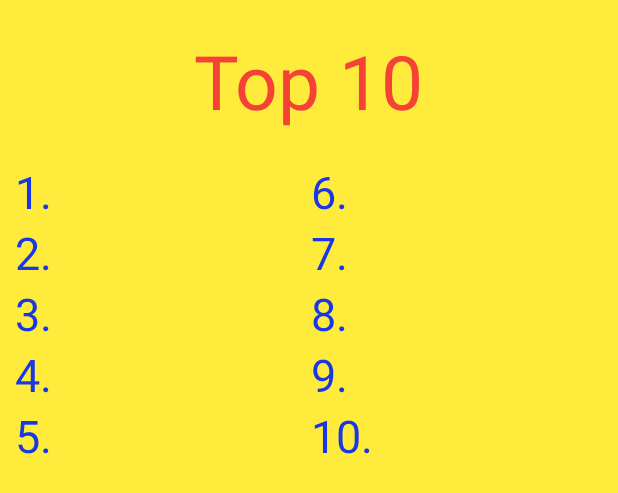
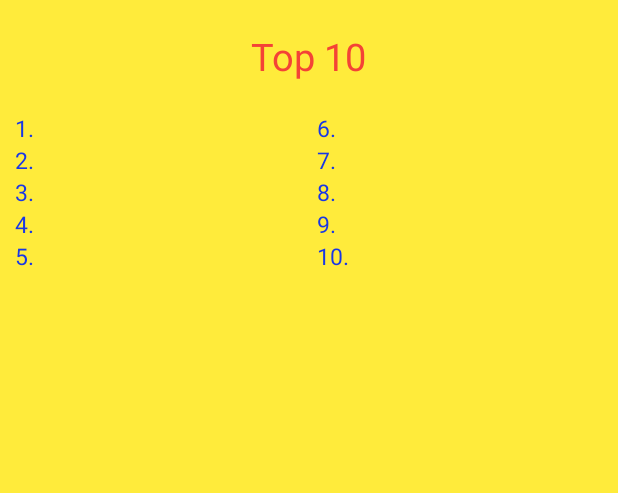
Before and after one commit to nadav1996700/WarGame, an Android app: the layout fragment_top10.xml on its own in the app's theme, with its tools: preview values and no code run, on a phone screen of 412 x 824 dp. Shown: the top 493 px of the screen. Run offline under Robolectric (Android 15) with nearby library versions, the phone set to English and light mode, and no system bars.

```diff
--- a/app/src/main/AndroidManifest.xml
+++ b/app/src/main/AndroidManifest.xml
@@ -49,7 +49,7 @@
         <activity
             android:name="com.example.wargame_v2.Activities.Activity_Rank"
             android:configChanges="orientation|keyboardHidden|screenSize"
-            android:screenOrientation="sensorLandscape" />
+            android:screenOrientation="portrait" />
     </application>
 
 </manifest>
--- a/app/src/main/java/com/example/wargame_v2/Activities/Activity_Game.java
+++ b/app/src/main/java/com/example/wargame_v2/Activities/Activity_Game.java
@@ -408,7 +408,7 @@ public class Activity_Game extends AppCompatActivity {
 
     private void getCurrentLocation() {
         fusedLocationProviderClient = LocationServices.getFusedLocationProviderClient(this);
-        fetchLastLocation();//k
+        fetchLastLocation();
     }
 
     private void fetchLastLocation() {
--- a/app/src/main/java/com/example/wargame_v2/Activities/Activity_Rank.java
+++ b/app/src/main/java/com/example/wargame_v2/Activities/Activity_Rank.java
@@ -20,6 +20,7 @@ public class Activity_Rank extends AppCompatActivity {
     }
 
     private void initFragments() {
+
         Fragment_Map fragment_map = Fragment_Map.newInstance();
         FragmentTransaction transaction = getSupportFragmentManager().beginTransaction();
         transaction.replace(R.id.rank_LAY_map, fragment_map);
@@ -28,6 +29,6 @@ public class Activity_Rank extends AppCompatActivity {
         Fragment_top10 fragment_top10 = Fragment_top10.newInstance();
         FragmentTransaction transaction2 = getSupportFragmentManager().beginTransaction();
         transaction2.replace(R.id.rank_LAY_list, fragment_top10);
-        transaction.commit();
+        transaction2.commit();
     }
 }
--- a/app/src/main/res/layout/activity_rank.xml
+++ b/app/src/main/res/layout/activity_rank.xml
@@ -4,8 +4,6 @@
     xmlns:tools="http://schemas.android.com/tools"
     android:layout_width="match_parent"
     android:layout_height="match_parent"
-    android:gravity="center_horizontal"
-    android:padding="16dp"
     android:orientation="vertical"
     tools:context="com.example.wargame_v2.Activities.Activity_Rank">
 
--- a/app/src/main/res/layout/fragment_top10.xml
+++ b/app/src/main/res/layout/fragment_top10.xml
@@ -15,7 +15,7 @@
         android:layout_margin="20dp"
         android:text="Top 10"
         android:textColor="#F44336"
-        android:textSize="50sp" />
+        android:textSize="25sp"/>
 
     <LinearLayout
         android:layout_width="match_parent"
@@ -36,7 +36,7 @@
                 android:layout_marginLeft="10dp"
                 android:text="1. "
                 android:textColor="#1837E6"
-                android:textSize="30sp" />
+                android:textSize="15sp" />
 
             <TextView
                 android:id="@+id/top_ten_tv_place2"
@@ -46,7 +46,7 @@
                 android:layout_marginLeft="10dp"
                 android:text="2. "
                 android:textColor="#1837E6"
-                android:textSize="30sp" />
+                android:textSize="15sp" />
 
             <TextView
                 android:id="@+id/top_ten_tv_place3"
@@ -56,7 +56,7 @@
                 android:layout_marginLeft="10dp"
                 android:text="3. "
                 android:textColor="#1837E6"
-                android:textSize="30sp" />
+                android:textSize="15sp" />
 
             <TextView
                 android:id="@+id/top_ten_tv_place4"
@@ -66,7 +66,7 @@
                 android:layout_marginLeft="10dp"
                 android:text="4. "
                 android:textColor="#1837E6"
-                android:textSize="30sp" />
+                android:textSize="15sp" />
 
             <TextView
                 android:id="@+id/top_ten_tv_place5"
@@ -76,7 +76,7 @@
                 android:layout_marginLeft="10dp"
                 android:text="5. "
                 android:textColor="#1837E6"
-                android:textSize="30sp" />
+                android:textSize="15sp" />
         </LinearLayout>
 
         <LinearLayout
@@ -93,7 +93,7 @@
                 android:layout_marginLeft="10dp"
                 android:text="6. "
                 android:textColor="#1837E6"
-                android:textSize="30sp" />
+                android:textSize="15sp" />
 
             <TextView
                 android:id="@+id/top_ten_tv_place7"
@@ -103,7 +103,7 @@
                 android:layout_marginLeft="10dp"
                 android:text="7. "
                 android:textColor="#1837E6"
-                android:textSize="30sp" />
+                android:textSize="15sp" />
 
             <TextView
                 android:id="@+id/top_ten_tv_place8"
@@ -113,7 +113,7 @@
                 android:layout_marginLeft="10dp"
                 android:text="8. "
                 android:textColor="#1837E6"
-                android:textSize="30sp" />
+                android:textSize="15sp" />
 
             <TextView
                 android:id="@+id/top_ten_tv_place9"
@@ -123,7 +123,7 @@
                 android:layout_marginLeft="10dp"
                 android:text="9. "
                 android:textColor="#1837E6"
-                android:textSize="30sp" />
+                android:textSize="15sp" />
 
             <TextView
                 android:id="@+id/top_ten_tv_place10"
@@ -133,7 +133,7 @@
                 android:layout_marginLeft="10dp"
                 android:text="10. "
                 android:textColor="#1837E6"
-                android:textSize="30sp" />
+                android:textSize="15sp" />
         </LinearLayout>
 
     </LinearLayout>
```
Also changed, not shown: app/src/main/java/com/example/wargame_v2/fragments/Fragment_Map.java (+41 -28 lines), app/src/main/java/com/example/wargame_v2/fragments/Fragment_top10.java (+4 -5 lines), app/src/main/res/layout/fragment_map.xml (renamed from app/src/main/res/layout/fragment_maps.xml, +9 -3 lines).
